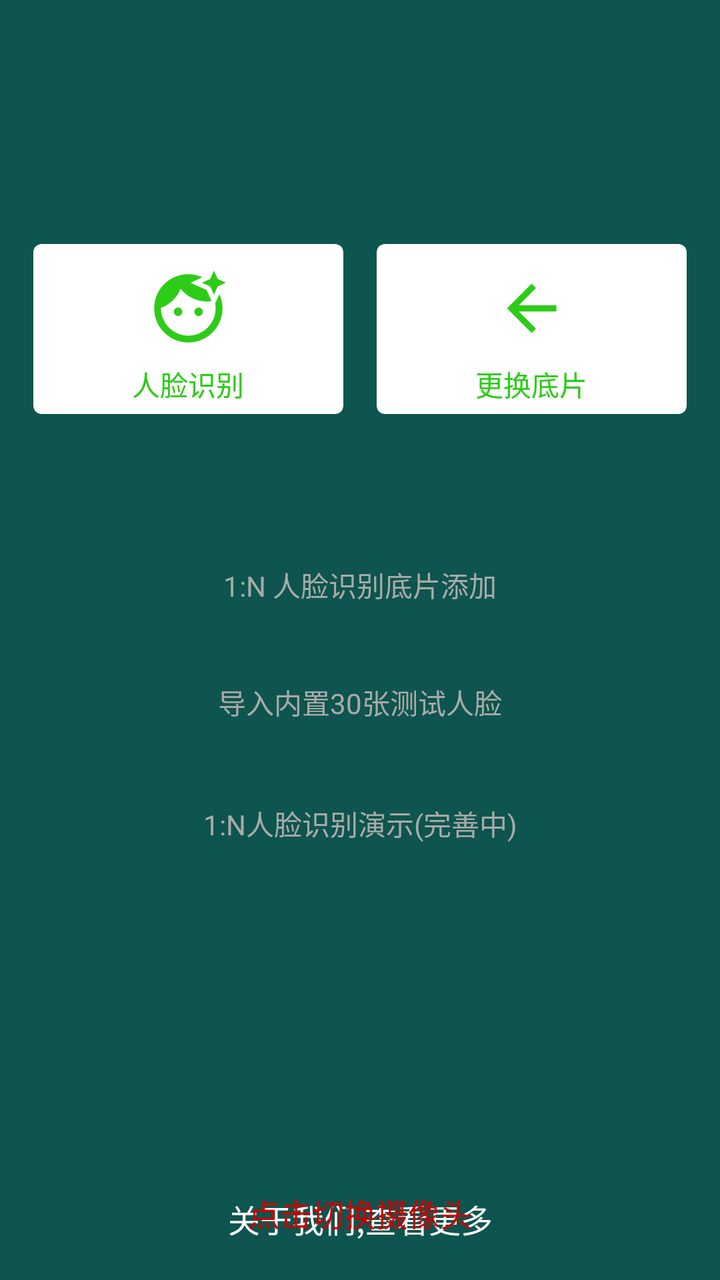
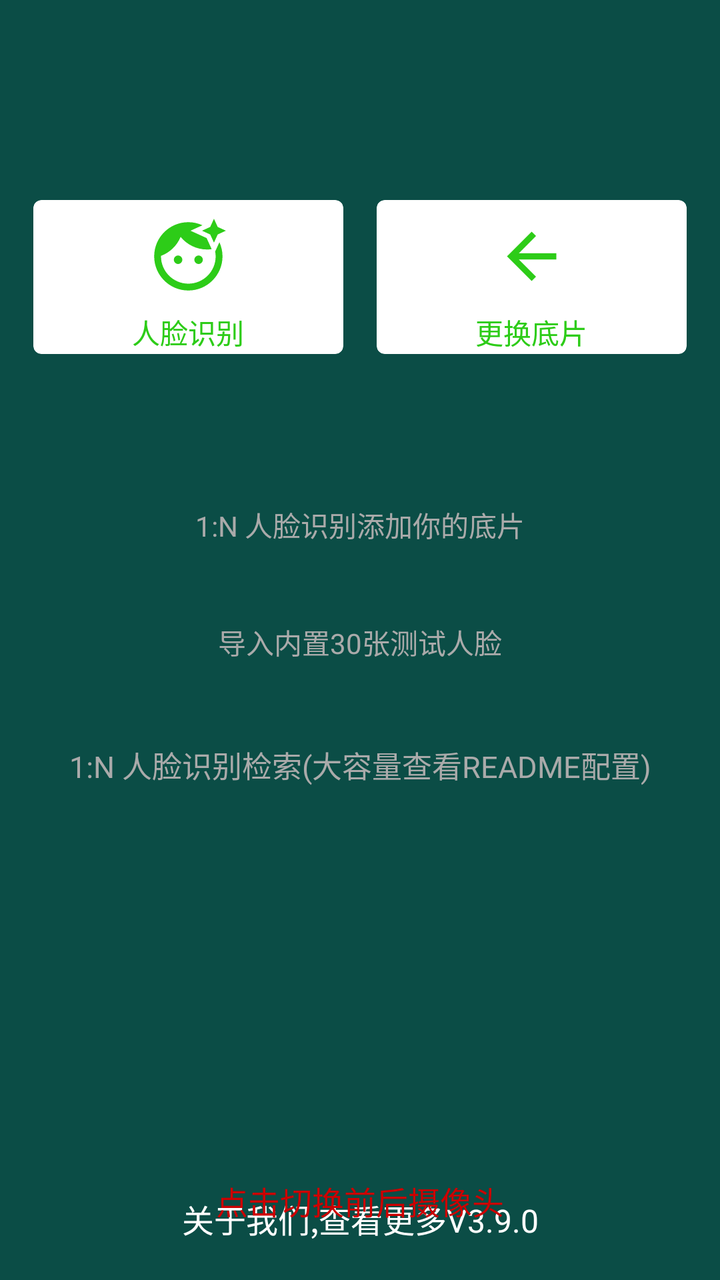

Two renders of the same Android screen: before a commit and after it. Below are the layout's source before the change and the commit's diff.
<!-- AndroidManifest.xml: application theme Theme.AppCompat.NoActionBar -->
<!-- res/layout/activity_navi.xml -->
<?xml version="1.0" encoding="utf-8"?>
<androidx.constraintlayout.widget.ConstraintLayout xmlns:android="http://schemas.android.com/apk/res/android"
    xmlns:app="http://schemas.android.com/apk/res-auto"
    xmlns:tools="http://schemas.android.com/tools"
    android:layout_width="match_parent"
    android:layout_height="match_parent"
    android:background="@color/blue_sky"
    android:paddingTop="122dp"
    tools:context=".NaviActivity">

    
    <androidx.cardview.widget.CardView
        android:id="@+id/face_verify_card"
        android:layout_width="155dp"
        android:layout_height="85dp"
        app:cardCornerRadius="4dp"
        app:cardBackgroundColor="@color/white"
        app:layout_constraintEnd_toStartOf="@+id/update_base_image"
        app:layout_constraintStart_toStartOf="parent"
        app:layout_constraintTop_toTopOf="parent">

        <LinearLayout
            android:layout_width="match_parent"
            android:layout_height="wrap_content"
            android:layout_gravity="center"
            android:orientation="vertical">

            <ImageView
                android:layout_width="55dp"
                android:layout_height="55dp"
                android:padding="7dp"
                android:layout_gravity="center_horizontal"
                android:src="@drawable/baseline_face_retouching_natural_24" />

            <TextView
                android:id="@+id/face_verify"
                android:layout_width="match_parent"
                android:layout_height="wrap_content"
                android:layout_gravity="center_horizontal"
                android:gravity="center"
                android:text="人脸识别"
                android:textColor="#2DCC18"
                android:textSize="14sp" />

        </LinearLayout>

    </androidx.cardview.widget.CardView>


    
    <androidx.cardview.widget.CardView
        android:id="@+id/update_base_image"
        android:layout_width="155dp"
        android:layout_height="85dp"
        app:cardCornerRadius="4dp"
        app:cardBackgroundColor="@color/white"
        app:layout_constraintEnd_toEndOf="parent"
        app:layout_constraintStart_toEndOf="@+id/face_verify_card"
        app:layout_constraintTop_toTopOf="parent">

        <LinearLayout
            android:layout_width="match_parent"
            android:layout_height="wrap_content"
            android:layout_gravity="center"
            android:orientation="vertical">

            <ImageView
                android:layout_width="55dp"
                android:layout_height="55dp"
                android:padding="9dp"
                android:layout_gravity="center_horizontal"
                android:src="@drawable/ic_baseline_arrow_back_24" />

            <TextView
                android:id="@+id/change_base_img"
                android:layout_width="match_parent"
                android:layout_height="wrap_content"
                android:layout_gravity="center_horizontal"
                android:gravity="center"
                android:text="更换底片"
                android:textColor="#2DCC18"
                android:textSize="14sp"
                app:layout_constraintTop_toBottomOf="@+id/update_base_image" />

        </LinearLayout>

    </androidx.cardview.widget.CardView>






    <TextView
        android:id="@+id/verify1n_add"
        android:layout_width="match_parent"
        android:layout_height="wrap_content"
        android:layout_marginTop="66dp"
        android:padding="9dp"
        android:gravity="center"
        android:text="1:N 人脸识别底片添加"
        android:textColor="@android:color/darker_gray"
        android:textSize="14sp"
        app:layout_constraintTop_toBottomOf="@+id/update_base_image" />


    <TextView
        android:id="@+id/verify1n_add_30"
        android:layout_width="match_parent"
        android:layout_height="wrap_content"
        android:layout_marginTop="20dp"
        android:padding="9dp"
        android:gravity="center"
        android:text="导入内置30张测试人脸"
        android:textColor="@android:color/darker_gray"
        android:textSize="14sp"
        app:layout_constraintTop_toBottomOf="@+id/verify1n_add" />

    <TextView
        android:id="@+id/verify1n"
        android:layout_width="match_parent"
        android:layout_height="wrap_content"
        android:layout_marginTop="22dp"
        android:padding="9dp"
        android:gravity="center"
        android:text="1:N人脸识别演示(完善中)"
        android:textColor="@android:color/darker_gray"
        android:textSize="14sp"
        app:layout_constraintTop_toBottomOf="@+id/verify1n_add_30" />


    <TextView
        android:id="@+id/more_about_me"
        android:layout_width="match_parent"
        android:layout_height="wrap_content"
        android:gravity="center"
        android:padding="19dp"
        android:text="关于我们,查看更多"
        android:textColor="@android:color/white"
        android:textSize="16sp"
        android:layout_marginBottom="@dimen/dp_40"
        app:layout_constraintBottom_toBottomOf="parent" />

    <TextView
        android:id="@+id/change_camera"
        android:layout_width="match_parent"
        android:layout_height="wrap_content"
        android:layout_gravity="bottom"
        android:gravity="center"
        android:textColor="@android:color/holo_red_dark"
        android:textSize="16sp"
        android:visibility="visible"
        android:layout_marginTop="13dp"
        android:layout_marginBottom="22dp"
        app:layout_constraintBottom_toBottomOf="parent"
        android:text="点击切换摄像头" />




</androidx.constraintlayout.widget.ConstraintLayout>
<!-- resources referenced by this layout -->
<resources>
  <color name="blue_sky">#FF0D554E</color>
  <color name="white">#FFFFFFFF</color>
  <!-- drawable baseline_face_retouching_natural_24 (drawable) -->
  <vector android:height="24dp" android:tint="#2DCC18"
      android:viewportHeight="24" android:viewportWidth="24"
      android:width="24dp" xmlns:android="http://schemas.android.com/apk/res/android">
      <path android:fillColor="@android:color/white" android:pathData="M9,13m-1.25,0a1.25,1.25 0,1 1,2.5 0a1.25,1.25 0,1 1,-2.5 0"/>
      <path android:fillColor="@android:color/white" android:pathData="M20.77,8.58l-0.92,2.01c0.09,0.46 0.15,0.93 0.15,1.41 0,4.41 -3.59,8 -8,8s-8,-3.59 -8,-8c0,-0.05 0.01,-0.1 0,-0.14 2.6,-0.98 4.69,-2.99 5.74,-5.55C11.58,8.56 14.37,10 17.5,10c0.45,0 0.89,-0.04 1.33,-0.1l-0.6,-1.32 -0.88,-1.93 -1.93,-0.88 -2.79,-1.27 2.79,-1.27 0.71,-0.32C14.87,2.33 13.47,2 12,2 6.48,2 2,6.48 2,12s4.48,10 10,10 10,-4.48 10,-10c0,-1.47 -0.33,-2.87 -0.9,-4.13l-0.33,0.71z"/>
      <path android:fillColor="@android:color/white" android:pathData="M15,13m-1.25,0a1.25,1.25 0,1 1,2.5 0a1.25,1.25 0,1 1,-2.5 0"/>
      <path android:fillColor="@android:color/white" android:pathData="M20.6,5.6L19.5,8l-1.1,-2.4L16,4.5l2.4,-1.1L19.5,1l1.1,2.4L23,4.5z"/>
  </vector>
  <!-- drawable ic_baseline_arrow_back_24 (drawable) -->
  <vector android:autoMirrored="true" android:height="24dp"
      android:tint="#2DCC18" android:viewportHeight="24"
      android:viewportWidth="24" android:width="24dp" xmlns:android="http://schemas.android.com/apk/res/android">
      <path android:fillColor="@android:color/white" android:pathData="M20,11H7.83l5.59,-5.59L12,4l-8,8 8,8 1.41,-1.41L7.83,13H20v-2z"/>
  </vector>
</resources>

<!-- the commit's change to res/layout/activity_navi.xml (unified diff, before → after) -->
@@ -5,14 +5,14 @@
     android:layout_width="match_parent"
     android:layout_height="match_parent"
     android:background="@color/blue_sky"
-    android:paddingTop="122dp"
+    android:paddingTop="100dp"
     tools:context=".NaviActivity">
 
     
     <androidx.cardview.widget.CardView
         android:id="@+id/face_verify_card"
         android:layout_width="155dp"
-        android:layout_height="85dp"
+        android:layout_height="77dp"
         app:cardCornerRadius="4dp"
         app:cardBackgroundColor="@color/white"
         app:layout_constraintEnd_toStartOf="@+id/update_base_image"
@@ -51,7 +51,7 @@
     <androidx.cardview.widget.CardView
         android:id="@+id/update_base_image"
         android:layout_width="155dp"
-        android:layout_height="85dp"
+        android:layout_height="77dp"
         app:cardCornerRadius="4dp"
         app:cardBackgroundColor="@color/white"
         app:layout_constraintEnd_toEndOf="parent"
@@ -98,7 +98,7 @@
         android:layout_marginTop="66dp"
         android:padding="9dp"
         android:gravity="center"
-        android:text="1:N 人脸识别底片添加"
+        android:text="1:N 人脸识别添加你的底片"
         android:textColor="@android:color/darker_gray"
         android:textSize="14sp"
         app:layout_constraintTop_toBottomOf="@+id/update_base_image" />
@@ -123,9 +123,10 @@
         android:layout_marginTop="22dp"
         android:padding="9dp"
         android:gravity="center"
-        android:text="1:N人脸识别演示(完善中)"
+        android:text="1:N 人脸识别检索(大容量查看README配置)"
         android:textColor="@android:color/darker_gray"
-        android:textSize="14sp"
+        android:textSize="15sp"
+
         app:layout_constraintTop_toBottomOf="@+id/verify1n_add_30" />
 
 
@@ -135,7 +136,7 @@
         android:layout_height="wrap_content"
         android:gravity="center"
         android:padding="19dp"
-        android:text="关于我们,查看更多"
+        android:text="关于我们,查看更多V3.9.0"
         android:textColor="@android:color/white"
         android:textSize="16sp"
         android:layout_marginBottom="@dimen/dp_40"
@@ -149,11 +150,10 @@
         android:gravity="center"
         android:textColor="@android:color/holo_red_dark"
         android:textSize="16sp"
-        android:visibility="visible"
-        android:layout_marginTop="13dp"
-        android:layout_marginBottom="22dp"
+        android:layout_marginTop="25dp"
+        android:layout_marginBottom="28dp"
         app:layout_constraintBottom_toBottomOf="parent"
-        android:text="点击切换摄像头" />
+        android:text="点击切换前后摄像头" />
 
 
 
<!-- resource entries referenced after the edit -->
@@ -1,6 +1,6 @@
 <!-- resources referenced by this layout -->
 <resources>
-  <color name="blue_sky">#FF0D554E</color>
+  <color name="blue_sky">#0B4D46</color>
   <color name="white">#FFFFFFFF</color>
   <!-- drawable baseline_face_retouching_natural_24 (drawable) -->
   <vector android:height="24dp" android:tint="#2DCC18"
